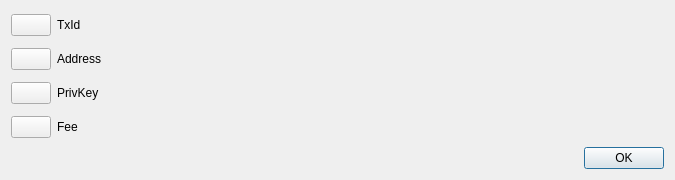
Above: src/qt/forms/revealtxdialog.ui from nashsclay/DAPSCoin before the change. Below: the same form after it.
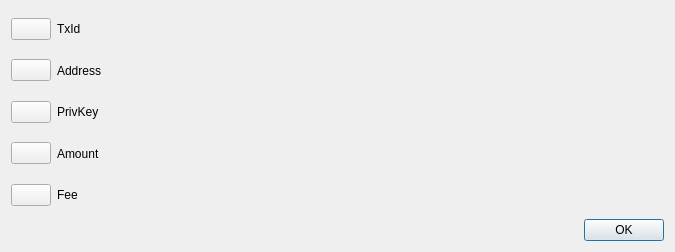
That is the form after the change.

Commit message: Add Amount to revealtxdialog Dialog

Diff of the .ui file:
```diff
--- a/src/qt/forms/revealtxdialog.ui
+++ b/src/qt/forms/revealtxdialog.ui
@@ -7,13 +7,13 @@
     <x>0</x>
     <y>0</y>
     <width>675</width>
-    <height>180</height>
+    <height>252</height>
    </rect>
   </property>
   <property name="windowTitle">
    <string>Transaction Details</string>
   </property>
-  <layout class="QVBoxLayout" name="verticalLayout" stretch="0,0,0,0,0">
+  <layout class="QVBoxLayout" name="verticalLayout">
    <item>
     <layout class="QHBoxLayout" name="horizontalLayout" stretch="0,1,5">
      <item>
@@ -166,6 +166,52 @@
      </item>
      <item>
       <widget class="QLabel" name="label_4">
+       <property name="minimumSize">
+        <size>
+         <width>83</width>
+         <height>0</height>
+        </size>
+       </property>
+       <property name="text">
+        <string>Amount</string>
+       </property>
+      </widget>
+     </item>
+     <item>
+      <widget class="QLabel" name="lblTxAmount">
+       <property name="sizePolicy">
+        <sizepolicy hsizetype="Preferred" vsizetype="Preferred">
+         <horstretch>0</horstretch>
+         <verstretch>0</verstretch>
+        </sizepolicy>
+       </property>
+       <property name="minimumSize">
+        <size>
+         <width>415</width>
+         <height>0</height>
+        </size>
+       </property>
+       <property name="text">
+        <string/>
+       </property>
+      </widget>
+     </item>
+    </layout>
+   </item>
+   <item>
+    <layout class="QHBoxLayout" name="horizontalLayoutTxFee" stretch="0,1,5">
+     <item>
+      <widget class="QPushButton" name="pushButtonCopyTxFee">
+       <property name="toolTip">
+        <string>Copy Transaction Fee to clipboard</string>
+       </property>
+       <property name="text">
+        <string/>
+       </property>
+      </widget>
+     </item>
+     <item>
+      <widget class="QLabel" name="label_5">
        <property name="minimumSize">
         <size>
          <width>83</width>
```
Left out of the diff: 18 changed lines with no effect on the pictures. The commit also changes 3 other files.
